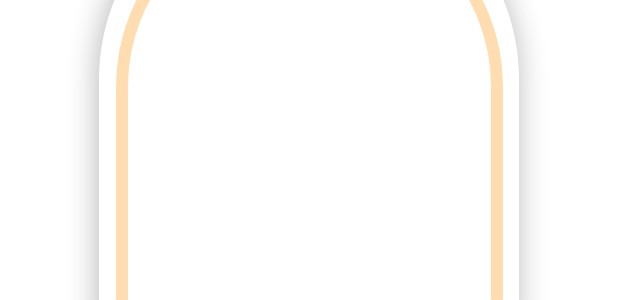
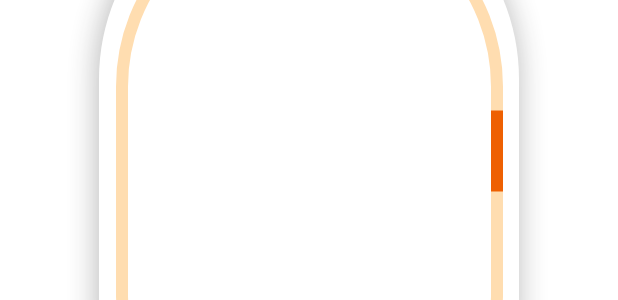
Before and after one commit to jjunji/Wandok, an Android app built with Jetpack Compose: the @Preview function PreviewOvalProgress, on a phone screen of 412 x 824 dp. Shown: the part 427-727 px from the top of the screen. Run offline under Robolectric (Android 15) with nearby library versions, the phone set to English and light mode, and no system bars; Roboto replaces fonts that are not available here.

```diff
--- a/app/src/main/java/com/example/wandok/ui/home/MyProgressView.kt
+++ b/app/src/main/java/com/example/wandok/ui/home/MyProgressView.kt
@@ -14,22 +14,28 @@ import androidx.compose.ui.geometry.CornerRadius
 import androidx.compose.ui.geometry.Offset
 import androidx.compose.ui.geometry.Size
 import androidx.compose.ui.graphics.Color
+import androidx.compose.ui.graphics.Path
 import androidx.compose.ui.graphics.drawscope.Stroke
 import androidx.compose.ui.tooling.preview.Preview
 import androidx.compose.ui.unit.dp
+import com.example.wandok.common.extension.toPx
 import com.example.wandok.ui.core.ShadowContainer
 import com.example.wandok.ui.theme.Orange100
+import com.example.wandok.ui.theme.Orange800
 
 @Composable
 fun MyOvalProgressView(
     modifier: Modifier
 ) {
     ShadowContainer(
-        modifier = modifier,
+        modifier = modifier
+            .background(color = Color.White),
+//            .offset(x = (100).dp),
         radius = 164.dp
     ) {
         BackgroundView {
             MyOvalProgressBar(modifier = Modifier)
+            ArchSample()
         }
     }
 }
@@ -71,6 +77,31 @@ fun BackgroundView(
     }
 }
 
+@Composable
+fun ArchSample() {
+    val radius = 141.dp.toPx()
+    val frameWidth = 250.dp.toPx()
+    val frameHeight = 390.dp.toPx()
+    val straightLength = frameHeight - (2 * radius) // 직선의 길이 (세로 변에서 곡선이 아닌 영역)
+
+    val path = Path().apply {
+        moveTo(frameWidth, frameHeight / 2)
+        lineTo(frameWidth, frameHeight / 2 - straightLength / 2)
+    }
+
+    Canvas(
+        modifier = Modifier
+            .width(250.dp)
+            .height(390.dp)
+    ) {
+        drawPath(
+            path = path,
+            color = Orange800,
+            style = Stroke(width = 8.dp.toPx())
+        )
+    }
+}
+
 @Preview(showBackground = true)
 @Composable
 fun PreviewOvalProgress() {
```
Also changed, not shown: app/src/main/java/com/example/wandok/ui/home/HomeDetailScreen.kt (+0 -33 lines).
